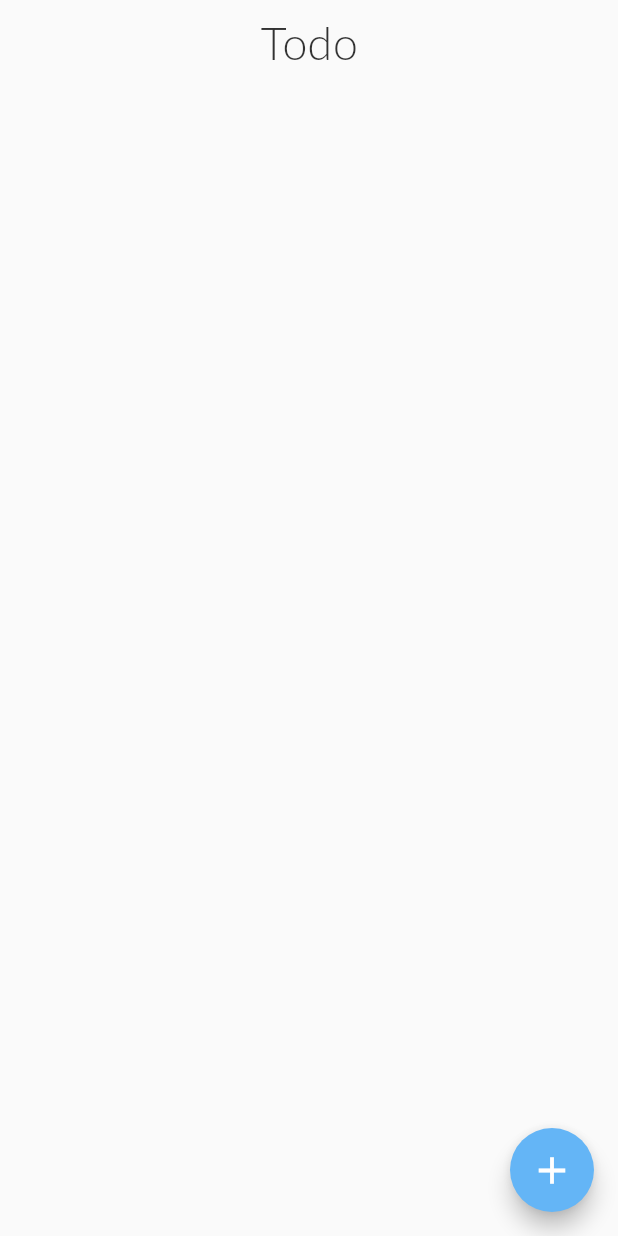
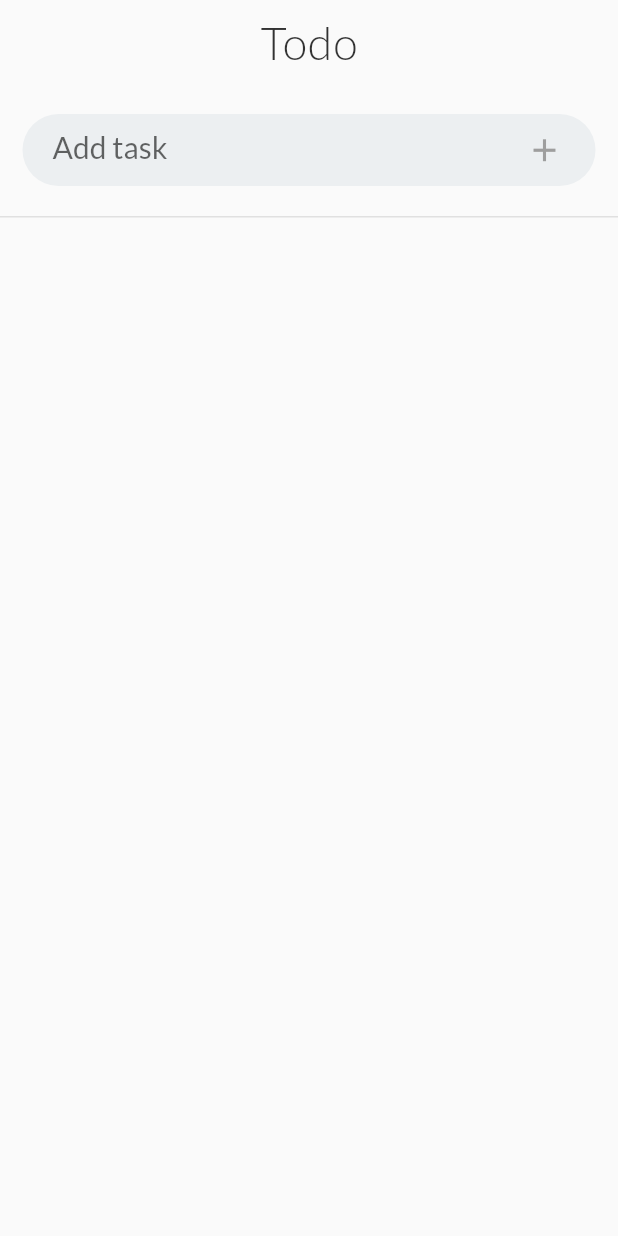
Before and after one commit to nnavnita/todo, a Flutter app: the screen it shows after launch, on a phone screen of 412 x 824 dp. Run offline on Flutter 3.47's test engine with Material 2 defaults, Android fonts, the phone set to English and light mode, and no system bars; our stand-ins replace google_fonts.

Commit message:
changed UI of add task

```diff
--- a/lib/main.dart
+++ b/lib/main.dart
@@ -160,7 +160,8 @@ class TodoListState extends State<TodoList> {
 
   @override
   Widget build(BuildContext context) {
-    return new Scaffold(
+    var _controller = TextEditingController();
+    var scaffold = new Scaffold(
       appBar: new AppBar(
         title: Text('Todo',
             style: GoogleFonts.lato(
@@ -173,41 +174,46 @@ class TodoListState extends State<TodoList> {
           centerTitle: true,
           elevation: 0
       ),
-      body: _buildTodoList(),
-      floatingActionButton: new FloatingActionButton(
-        onPressed: _pushAddTodoScreen,
-        tooltip: 'Add task',
-        child: new Icon(Icons.add, size: 30.0),
-        backgroundColor: Colors.blue[300],
-      ),
-    );
-  }
+      body: new ListView(
+        children: <Widget>[
+          Container(
+            child: Card(child: TextField(
+              controller: _controller,
+              onSubmitted: (String value) => _addTodoItem(value),
+              decoration: InputDecoration(
+                border: InputBorder.none,
+                suffixIcon: IconButton(
+                  onPressed: () => {_addTodoItem(_controller.text)},
+                  icon: Icon(Icons.add),
+                  color: Colors.grey,
+                  iconSize: 25,
+                  padding: EdgeInsets.only(right: 20.0),
+                ),
+                hintText: 'Add task',
+                contentPadding: EdgeInsets.symmetric(horizontal: 20.0, vertical: 10.0)
+              ),
+              style: GoogleFonts.lato(
+                textStyle: TextStyle(
+                  fontSize: 20.0,
+                  fontWeight: FontWeight.w400
+              )),
+              ),
+              elevation: 0,
+              margin: EdgeInsets.only(left: 15.0, right: 15.0, top: 20.0),
+              shape: RoundedRectangleBorder(
+              borderRadius: BorderRadius.circular(50.0),
+              ),
+              color: Colors.blueGrey[50]),
+              padding: EdgeInsets.only(bottom: 20),
 
-  void _pushAddTodoScreen() {
-    // Push this page onto the stack
-    Navigator.of(context).push(
-      // MaterialPageRoute will automatically animate the screen entry, as well as adding
-      // a back button to close it
-      new MaterialPageRoute(
-        builder: (context) {
-          return new Scaffold(
-            appBar: new AppBar(
-              title: new Text('Add a new task')
-            ),
-            body: new TextField(
-              autofocus: true,
-              onSubmitted: (val) {
-                _addTodoItem(val);
-                Navigator.pop(context); // Close the add todo screen
-              },
-              decoration: new InputDecoration(
-                hintText: 'Enter something to do...',
-                contentPadding: const EdgeInsets.all(16.0)
-              ),
-            )
-          );
-        }
+            decoration: BoxDecoration(border: Border(bottom: BorderSide(color: Colors.grey[300])))
+          ),
+          Container(
+            height: MediaQuery.of(context).size.height,
+            child: _buildTodoList())
+        ],
       )
     );
+    return scaffold;
   }
 }
```
